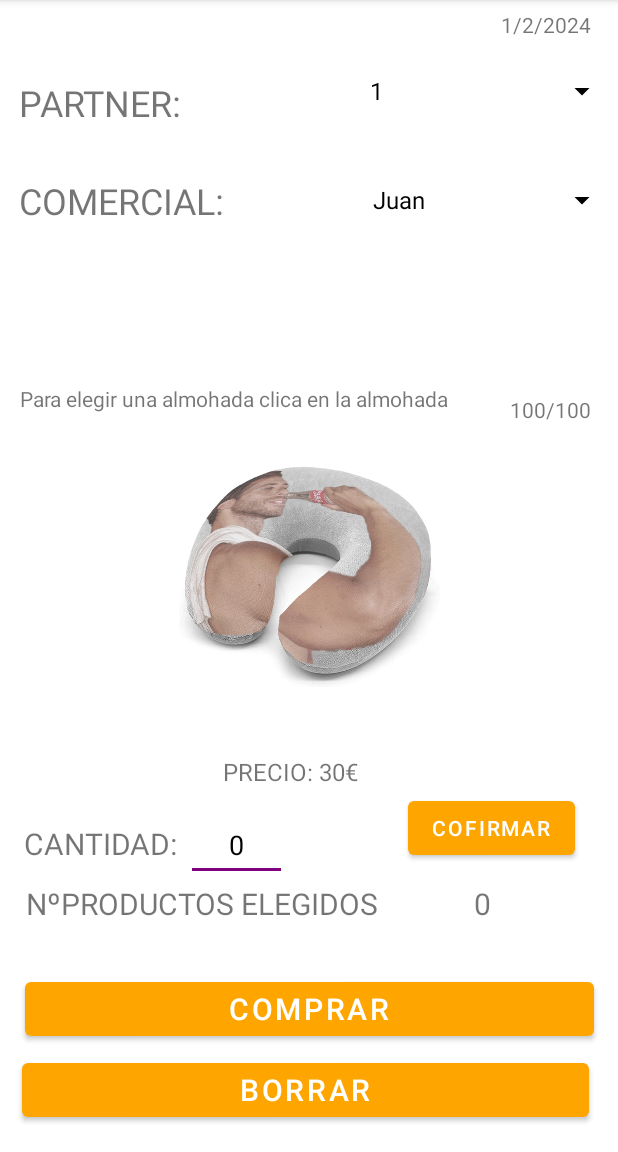
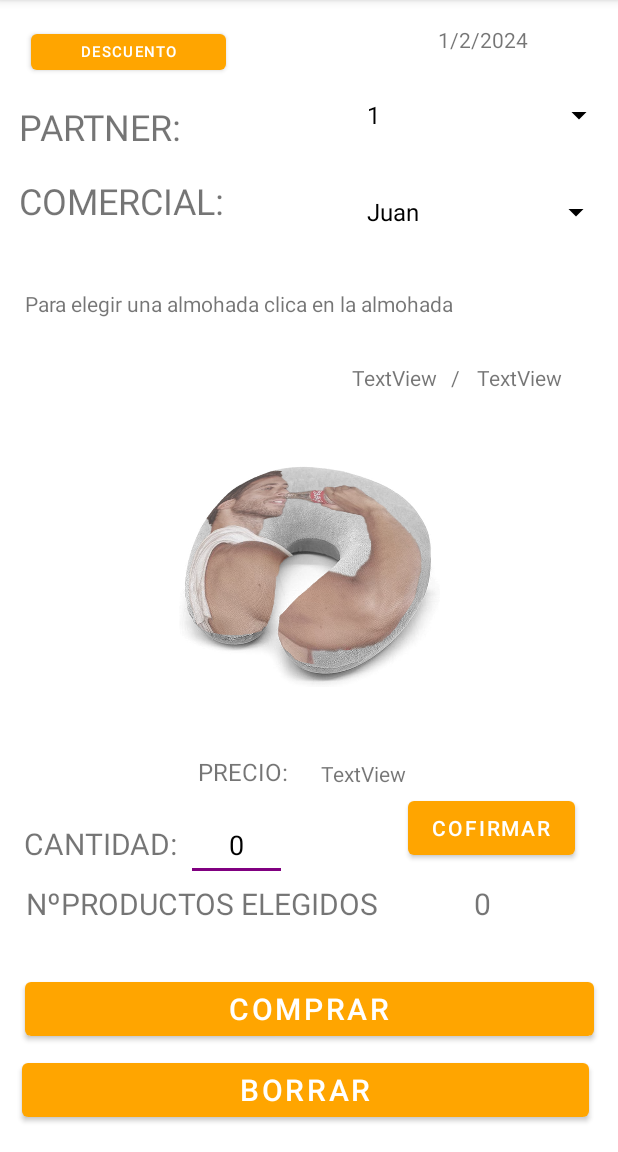
Before and after one commit to mazki10/AndroidFuxia, an Android app: the actividad_pedido screen opened directly, with no data from a screen before it, on a phone screen of 412 x 824 dp, the part 84-1236 px from its top. Run offline under Robolectric (Android 15) with nearby library versions, the phone set to English and light mode, and no system bars; pictures from the network do not load.

Commit message:
iker sigue pedidos

```diff
--- a/app/src/main/res/layout/item_pedido.xml
+++ b/app/src/main/res/layout/item_pedido.xml
@@ -5,4 +5,5 @@
     <!-- res/layout/item_pedido.xml -->
 
 
+
 </androidx.constraintlayout.widget.ConstraintLayout>
--- a/app/src/main/res/layout/pedidos_actividad.xml
+++ b/app/src/main/res/layout/pedidos_actividad.xml
@@ -10,8 +10,8 @@
     <androidx.constraintlayout.widget.ConstraintLayout
         android:layout_width="match_parent"
         android:layout_height="match_parent"
-        tools:layout_editor_absoluteX="0dp"
-        tools:layout_editor_absoluteY="0dp">
+        tools:layout_editor_absoluteX="122dp"
+        tools:layout_editor_absoluteY="16dp">
 
         <TextView
             android:id="@+id/textView3"
@@ -24,7 +24,7 @@
             app:layout_constraintHorizontal_bias="0.043"
             app:layout_constraintStart_toStartOf="parent"
             app:layout_constraintTop_toTopOf="parent"
-            app:layout_constraintVertical_bias="0.071" />
+            app:layout_constraintVertical_bias="0.093" />
 
         <Spinner
             android:id="@+id/spinnerPartners"
@@ -32,10 +32,10 @@
             android:layout_height="48dp"
             app:layout_constraintBottom_toBottomOf="parent"
             app:layout_constraintEnd_toEndOf="parent"
-            app:layout_constraintHorizontal_bias="1.0"
+            app:layout_constraintHorizontal_bias="0.991"
             app:layout_constraintStart_toStartOf="parent"
             app:layout_constraintTop_toTopOf="parent"
-            app:layout_constraintVertical_bias="0.051" />
+            app:layout_constraintVertical_bias="0.073" />
 
         <TextView
             android:id="@+id/textView4"
@@ -56,10 +56,10 @@
             android:layout_height="48dp"
             app:layout_constraintBottom_toBottomOf="parent"
             app:layout_constraintEnd_toEndOf="parent"
-            app:layout_constraintHorizontal_bias="1.0"
+            app:layout_constraintHorizontal_bias="0.983"
             app:layout_constraintStart_toStartOf="parent"
             app:layout_constraintTop_toTopOf="parent"
-            app:layout_constraintVertical_bias="0.152" />
+            app:layout_constraintVertical_bias="0.163" />
 
         <Button
             android:id="@+id/buttonComprar"
@@ -164,15 +164,16 @@
 
         <TextView
             android:id="@+id/textViewfecha"
-            android:layout_width="wrap_content"
-            android:layout_height="wrap_content"
+            android:layout_width="92dp"
+            android:layout_height="23dp"
             android:text="TextView"
+            android:textSize="14sp"
             app:layout_constraintBottom_toBottomOf="parent"
             app:layout_constraintEnd_toEndOf="parent"
-            app:layout_constraintHorizontal_bias="0.949"
+            app:layout_constraintHorizontal_bias="0.912"
             app:layout_constraintStart_toStartOf="parent"
             app:layout_constraintTop_toTopOf="parent"
-            app:layout_constraintVertical_bias="0.009" />
+            app:layout_constraintVertical_bias="0.022" />
 
         <TextView
             android:id="@+id/textView"
@@ -182,7 +183,7 @@
             android:textSize="16sp"
             app:layout_constraintBottom_toBottomOf="parent"
             app:layout_constraintEnd_toEndOf="parent"
-            app:layout_constraintHorizontal_bias="0.461"
+            app:layout_constraintHorizontal_bias="0.375"
             app:layout_constraintStart_toStartOf="parent"
             app:layout_constraintTop_toTopOf="parent"
             app:layout_constraintVertical_bias="0.675" />
@@ -194,10 +195,10 @@
             android:text="@string/eleguir"
             app:layout_constraintBottom_toBottomOf="parent"
             app:layout_constraintEnd_toEndOf="parent"
-            app:layout_constraintHorizontal_bias="0.107"
+            app:layout_constraintHorizontal_bias="0.132"
             app:layout_constraintStart_toStartOf="parent"
             app:layout_constraintTop_toTopOf="parent"
-            app:layout_constraintVertical_bias="0.342" />
+            app:layout_constraintVertical_bias="0.257" />
 
         <TextView
             android:id="@+id/textViewStock"
@@ -206,10 +207,59 @@
             android:text="@string/stock"
             app:layout_constraintBottom_toBottomOf="parent"
             app:layout_constraintEnd_toEndOf="parent"
-            app:layout_constraintHorizontal_bias="0.949"
+            app:layout_constraintHorizontal_bias="0.74"
             app:layout_constraintStart_toStartOf="parent"
             app:layout_constraintTop_toTopOf="parent"
-            app:layout_constraintVertical_bias="0.352" />
+            app:layout_constraintVertical_bias="0.323" />
+
+        <TextView
+            android:id="@+id/textView16"
+            android:layout_width="wrap_content"
+            android:layout_height="wrap_content"
+            android:text="TextView"
+            app:layout_constraintBottom_toBottomOf="parent"
+            app:layout_constraintEnd_toEndOf="parent"
+            app:layout_constraintHorizontal_bias="0.66"
+            app:layout_constraintStart_toStartOf="parent"
+            app:layout_constraintTop_toTopOf="parent"
+            app:layout_constraintVertical_bias="0.323" />
+
+        <TextView
+            android:id="@+id/textView17"
+            android:layout_width="wrap_content"
+            android:layout_height="wrap_content"
+            android:text="TextView"
+            app:layout_constraintBottom_toBottomOf="parent"
+            app:layout_constraintEnd_toEndOf="parent"
+            app:layout_constraintHorizontal_bias="0.603"
+            app:layout_constraintStart_toStartOf="parent"
+            app:layout_constraintTop_toTopOf="parent"
+            app:layout_constraintVertical_bias="0.676" />
+
+        <TextView
+            android:id="@+id/textView18"
+            android:layout_width="wrap_content"
+            android:layout_height="wrap_content"
+            android:text="TextView"
+            app:layout_constraintBottom_toBottomOf="parent"
+            app:layout_constraintEnd_toEndOf="parent"
+            app:layout_constraintHorizontal_bias="0.895"
+            app:layout_constraintStart_toStartOf="parent"
+            app:layout_constraintTop_toTopOf="parent"
+            app:layout_constraintVertical_bias="0.323" />
+
+        <Button
+            android:id="@+id/btnDescuento"
+            android:layout_width="130dp"
+            android:layout_height="36dp"
+            android:text="@string/descuento"
+            android:textSize="10sp"
+            app:layout_constraintBottom_toBottomOf="parent"
+            app:layout_constraintEnd_toEndOf="parent"
+            app:layout_constraintHorizontal_bias="0.074"
+            app:layout_constraintStart_toStartOf="parent"
+            app:layout_constraintTop_toTopOf="parent"
+            app:layout_constraintVertical_bias="0.023" />
 
 
     </androidx.constraintlayout.widget.ConstraintLayout>
--- a/app/src/main/res/values/strings.xml
+++ b/app/src/main/res/values/strings.xml
@@ -29,7 +29,7 @@
     <string name="np">NºPRODUCTOS ELEGIDOS</string>
     <string name="n">0</string>
     <string name="bor">BORRAR</string>
-    <string name="precio">PRECIO: 30€</string>
+    <string name="precio">PRECIO:</string>
     <string name="pefinal">EL PEDIDO</string>
     <string name="prefinal">PRECIO TOTAL:</string>
     <string name="hpedido">HACER PEDIDO</string>
@@ -38,7 +38,7 @@
     <string name="precioUn">PRECIO UNITARIO</string>
     <string name="cantidadSinPuntos">CANTIDAD</string>
     <string name="eleguir">Para elegir una almohada clica en la almohada</string>
-    <string name="stock">100/100</string>
+    <string name="stock">/</string>
     <string name="titulo_pedidos">PEDIDOS</string>
     <string name="alta">AÑADIR +</string>
     <string name="baja">ELIMINAR</string>
```
Also changed, not shown: app/src/main/java/com/example/almohadascomodasademsbonitas/pedidos/Pedido.java (+14 -3 lines), app/src/main/java/com/example/almohadascomodasademsbonitas/pedidos/PedidoAdapter.java (+23 -22 lines), app/src/main/java/com/example/almohadascomodasademsbonitas/pedidos/Producto.java (added, +31 -0 lines), app/src/main/java/com/example/almohadascomodasademsbonitas/pedidos/ProductosAdapter.java (added, +56 -0 lines), app/src/main/java/com/example/almohadascomodasademsbonitas/pedidos/actividad_pedido.java (+28 -1 lines), app/src/main/java/com/example/almohadascomodasademsbonitas/pedidos/baja_pedidos.java (+144 -69 lines), app/src/main/res/layout/bajas_pedido.xml (+31 -29 lines), app/src/main/res/layout/cardview_pedido.xml (added, +68 -0 lines), app/src/main/res/layout/cardview_producto.xml (added, +40 -0 lines), app/src/main/res/layout/item_producto.xml (added, +27 -0 lines).
